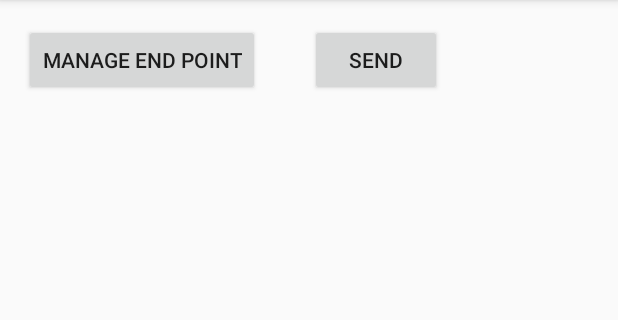
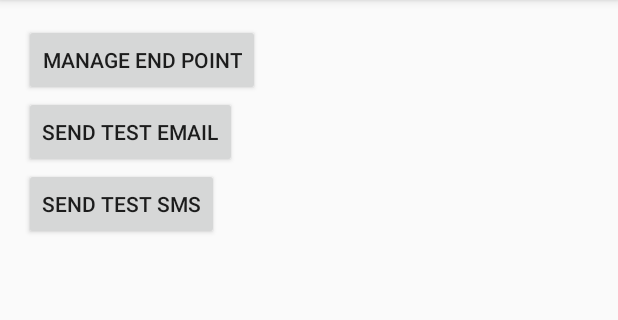
Before and after one commit to jingmingyang/Santas-Little-Helper, an Android app: the screen it shows after launch (MainActivity), on a phone screen of 412 x 824 dp, the part 84-404 px from its top. Run offline under Robolectric (Android 15) with nearby library versions, the phone set to English and light mode, and no system bars; 3 statements that could not run were skipped.

Commit message:
Send test SMS UI

```diff
--- a/app/src/main/java/me/chayut/SantaHelperLogic/EndPoint.java
+++ b/app/src/main/java/me/chayut/SantaHelperLogic/EndPoint.java
@@ -41,8 +41,6 @@ public class EndPoint implements Parcelable {
         type = inType;
     }
 
-
-
     /**
      * Methods
      */
--- a/app/src/main/java/me/chayut/santaslittlehelper/MainActivity.java
+++ b/app/src/main/java/me/chayut/santaslittlehelper/MainActivity.java
@@ -25,7 +25,8 @@ public class MainActivity extends AppCompatActivity {
     boolean mBound = false;
 
     Button button1;
-    Button btnSendEmail;
+    Button btnSendEmail,btnSendSMS;
+
 
     @Override
     protected void onCreate(Bundle savedInstanceState) {
@@ -47,7 +48,21 @@ public class MainActivity extends AppCompatActivity {
         btnSendEmail.setOnClickListener(
                 new View.OnClickListener() {
                     public void onClick(View v) {
-                        mLogic.sendEmailTest("FOO@BAR.com","BAR");
+                        if(mLogic!=null) {
+                            mLogic.sendEmailTest("FOO@BAR.com", "BAR");
+                        }
+                    }
+                }
+        );
+
+
+        btnSendSMS= (Button) findViewById(R.id.buttonSendSMS);
+        btnSendEmail.setOnClickListener(
+                new View.OnClickListener() {
+                    public void onClick(View v) {
+                        if(mLogic!=null) {
+                            mLogic.sendSMS("+498167509", "This is Santa's Message");
+                        }
                     }
                 }
         );
--- a/app/src/main/res/layout/activity_main.xml
+++ b/app/src/main/res/layout/activity_main.xml
@@ -21,10 +21,17 @@
     <Button
         android:layout_width="wrap_content"
         android:layout_height="wrap_content"
-        android:text="send"
+        android:text="send Test Email"
         android:id="@+id/btnSendEmail"
-        android:layout_alignTop="@+id/btnTest1"
-        android:layout_toEndOf="@+id/btnTest1"
-        android:layout_marginStart="33dp" />
+        android:layout_below="@+id/btnTest1"
+        android:layout_alignParentStart="true" />
+
+    <Button
+        android:layout_width="wrap_content"
+        android:layout_height="wrap_content"
+        android:text="send Test SMS"
+        android:id="@+id/buttonSendSMS"
+        android:layout_below="@+id/btnSendEmail"
+        android:layout_alignParentStart="true" />
 
 </RelativeLayout>
```
Also changed, not shown: app/src/main/java/me/chayut/SantaHelperLogic/SantaHelperLogic.java (+11 -1 lines), app/src/main/java/me/chayut/santaslittlehelper/SantaService.java (+3 -5 lines).
